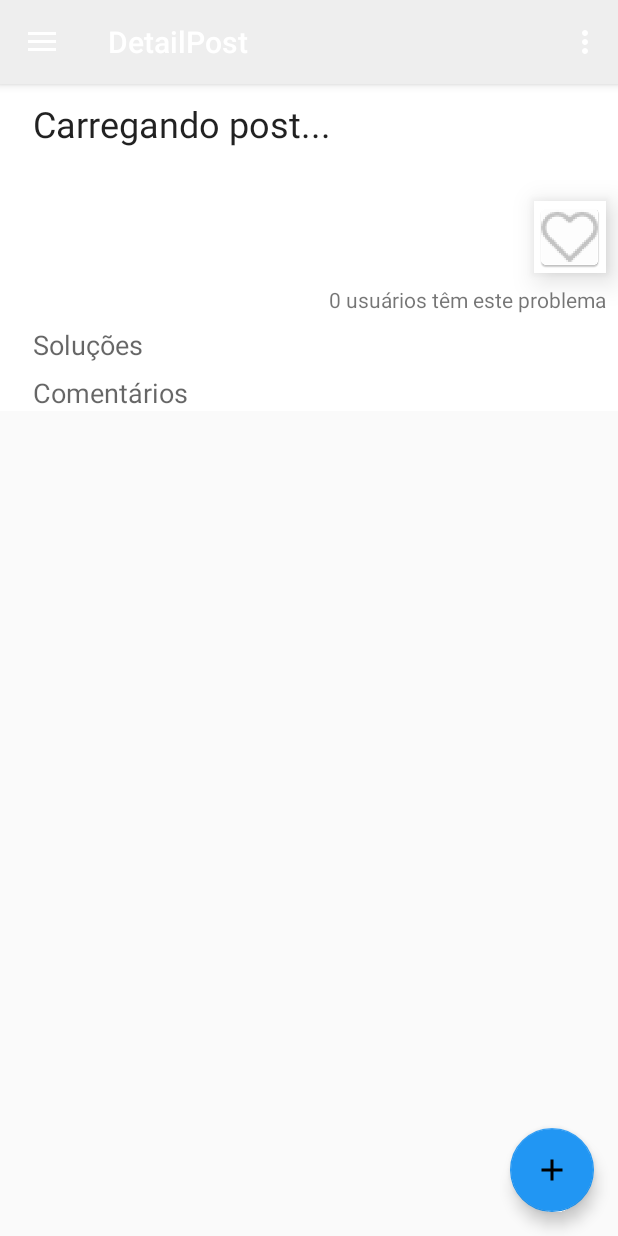
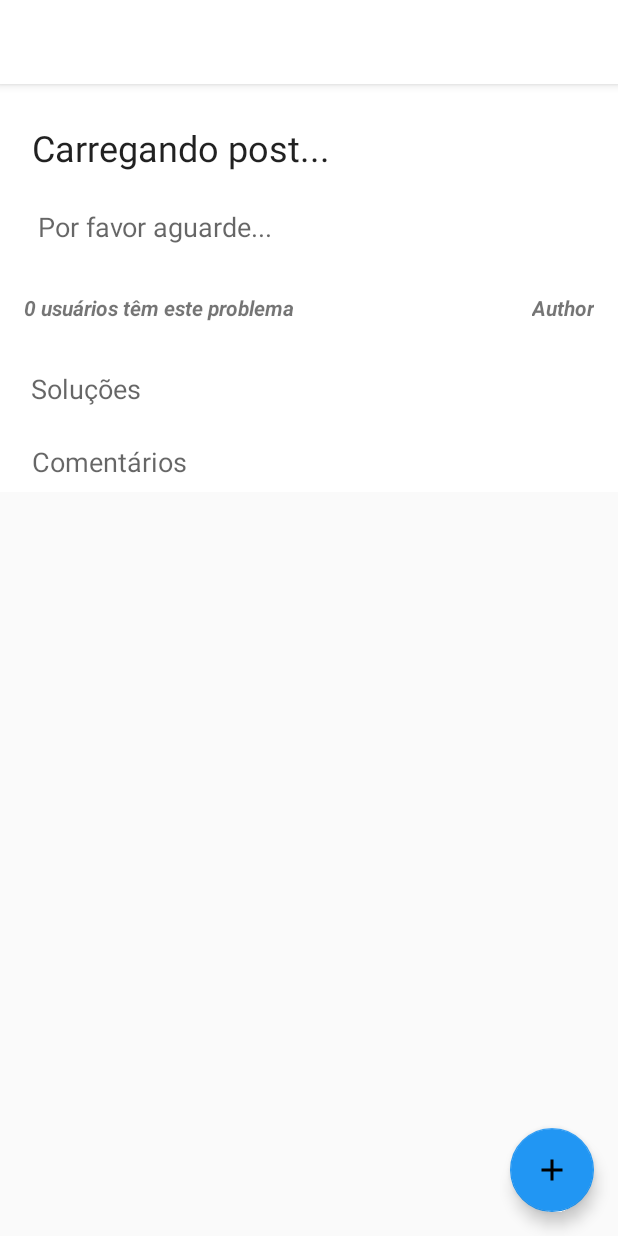
Before and after one commit to levi-rocha/resolve-mobile, an Android app: the PostDetailActivity screen opened directly, with no data from a screen before it, on a phone screen of 412 x 824 dp. Run offline under Robolectric (Android 15) with nearby library versions, the phone set to English and light mode, and no system bars; libraries missing offline, so code that uses them is left out: com.loopj.android, cz.msebera.android; 3 statements that could not run were skipped.

Commit message:
melhorias e correcao de bugs

```diff
--- a/app/src/main/java/br/unifor/euresolvo/HomeActivity.java
+++ b/app/src/main/java/br/unifor/euresolvo/HomeActivity.java
@@ -1,9 +1,9 @@
 package br.unifor.euresolvo;
 
+import android.app.ProgressDialog;
 import android.content.Intent;
 import android.content.SharedPreferences;
 import android.os.Bundle;
-import android.preference.PreferenceManager;
 import android.support.design.widget.FloatingActionButton;
 import android.support.design.widget.NavigationView;
 import android.support.v4.view.GravityCompat;
@@ -16,7 +16,6 @@ import android.support.v7.widget.Toolbar;
 import android.view.Menu;
 import android.view.MenuItem;
 import android.view.View;
-import android.widget.ProgressBar;
 
 import org.json.JSONArray;
 
@@ -31,9 +30,8 @@ public class HomeActivity extends AppCompatActivity
 
     private static final long SPLASH_TIME_OUT = 1000;
     private RecyclerView rv;
-    public ProgressBar progressBar;
-
-    private SharedPreferences.Editor prefs;
+    private ProgressDialog mProgressDialog;
+    private SharedPreferences prefs;
 
     @Override
     protected void onCreate(Bundle savedInstanceState) {
@@ -51,7 +49,7 @@ public class HomeActivity extends AppCompatActivity
             }
         });
 
-        prefs = PreferenceManager.getDefaultSharedPreferences(getApplicationContext()).edit();
+        prefs = getApplicationContext().getSharedPreferences("loginPref", MODE_PRIVATE);
 
         DrawerLayout drawer = (DrawerLayout) findViewById(R.id.drawer_layout);
         ActionBarDrawerToggle toggle = new ActionBarDrawerToggle(
@@ -62,21 +60,18 @@ public class HomeActivity extends AppCompatActivity
         NavigationView navigationView = (NavigationView) findViewById(R.id.nav_view);
         navigationView.setNavigationItemSelectedListener(this);
 
-        //Montando lista
         rv = (RecyclerView)findViewById(R.id.rv);
         rv.setLayoutManager(new LinearLayoutManager(this));
-        progressBar = (ProgressBar) findViewById(R.id.progressBar);
-        progressBar.setVisibility(View.VISIBLE);
 
-        //Chamando o Service para buscar os posts e preencher lista
         loadPosts();
     }
 
     private void loadPosts() {
+        showProgressDialog();
         new PostService().getPosts(20, 0, new Callback() {
             @Override
             public void onSuccess(JSONArray result) {
-                progressBar.setVisibility(View.INVISIBLE);
+                hideProgressDialog();
                 rv.setAdapter(new PostsAdapter(
                         new Conversor().toListOfPostSimpleDTO(result),
                         new PostsAdapter.OnItemClickListener() {
@@ -90,10 +85,24 @@ public class HomeActivity extends AppCompatActivity
             }
             @Override
             public void onFailure(String errorResponse) {
-                super.onFailure(errorResponse);
-                progressBar.setVisibility(View.INVISIBLE);
+                hideProgressDialog();
             }
         });
+    }
+
+    private void showProgressDialog() {
+        if (mProgressDialog == null) {
+            mProgressDialog = new ProgressDialog(this);
+            mProgressDialog.setMessage(getString(R.string.postsLoading));
+            mProgressDialog.setIndeterminate(true);
+        }
+        mProgressDialog.show();
+    }
+
+    private void hideProgressDialog() {
+        if (mProgressDialog != null && mProgressDialog.isShowing()) {
+            mProgressDialog.hide();
+        }
     }
 
     @Override
@@ -120,19 +129,14 @@ public class HomeActivity extends AppCompatActivity
 
     @Override
     public boolean onCreateOptionsMenu(Menu menu) {
-        // Inflate the menu; this adds items to the action bar if it is present.
         getMenuInflater().inflate(R.menu.main, menu);
         return true;
     }
 
     @Override
     public boolean onOptionsItemSelected(MenuItem item) {
-        // Handle action bar item clicks here. The action bar will
-        // automatically handle clicks on the Home/Up button, so long
-        // as you specify a parent activity in AndroidManifest.xml.
         int id = item.getItemId();
 
-        //noinspection SimplifiableIfStatement
         if (id == R.id.action_settings) {
             return true;
         }
@@ -144,7 +148,7 @@ public class HomeActivity extends AppCompatActivity
     public boolean onNavigationItemSelected(MenuItem item) {
         int id = item.getItemId();
         if (id == R.id.nav_logoff) {
-            prefs.clear();
+            prefs.edit().clear().commit();
             startActivity(new Intent(getApplicationContext(), SignInActivity.class));
             finish();
         }
--- a/app/src/main/java/br/unifor/euresolvo/PostDetailActivity.java
+++ b/app/src/main/java/br/unifor/euresolvo/PostDetailActivity.java
@@ -3,9 +3,7 @@ package br.unifor.euresolvo;
 import android.app.ProgressDialog;
 import android.content.DialogInterface;
 import android.content.SharedPreferences;
-import android.graphics.Color;
 import android.os.Bundle;
-import android.preference.PreferenceManager;
 import android.support.design.widget.FloatingActionButton;
 import android.support.design.widget.NavigationView;
 import android.support.design.widget.Snackbar;
@@ -55,7 +53,7 @@ public class PostDetailActivity extends HomeActivity {
         setContentView(R.layout.activity_post_detail);
         Toolbar toolbar = (Toolbar) findViewById(R.id.toolbar);
         setSupportActionBar(toolbar);
-        prefs = PreferenceManager.getDefaultSharedPreferences(getApplicationContext());
+        prefs = getApplicationContext().getSharedPreferences("loginPref", MODE_PRIVATE);
 
         initCommentList();
         initSolutionList();
@@ -83,6 +81,7 @@ public class PostDetailActivity extends HomeActivity {
         txtVotos = (TextView) findViewById(R.id.txtVotos);
         btnVotar = (ImageButton) findViewById(R.id.btnVotar);
         btnVotar.setEnabled(false);
+        btnVotar.setVisibility(View.GONE);
         btnVotar.setOnClickListener(new View.OnClickListener() {
             @Override
             public void onClick(final View view) {
@@ -97,7 +96,7 @@ public class PostDetailActivity extends HomeActivity {
                             Snackbar.make(view, R.string.voteSuccess,
                                     Snackbar.LENGTH_LONG).show();
                             btnVotar.setEnabled(false);
-                            btnVotar.setColorFilter(Color.RED);
+                            btnVotar.setVisibility(View.GONE);
                             loadPost();
                         }
 
@@ -192,9 +191,10 @@ public class PostDetailActivity extends HomeActivity {
                     txtVotos.setText(post.getVoteIds().size() + " usuários têm este problema");
                     if (!post.getVoteIds().contains(prefs.getLong("userId", 0))) {
                         btnVotar.setEnabled(true);
+                        btnVotar.setVisibility(View.VISIBLE);
                     } else {
                         btnVotar.setEnabled(false);
-                        btnVotar.setColorFilter(Color.RED);
+                        btnVotar.setVisibility(View.GONE);
                     }
                     updateCommentList();
                     updateSolutionList();
--- a/app/src/main/java/br/unifor/euresolvo/Service/EuResolvoRestClient.java
+++ b/app/src/main/java/br/unifor/euresolvo/Service/EuResolvoRestClient.java
@@ -4,8 +4,6 @@ import com.loopj.android.http.AsyncHttpClient;
 import com.loopj.android.http.AsyncHttpResponseHandler;
 
 import org.json.JSONObject;
-
-import java.io.UnsupportedEncodingException;
 
 import cz.msebera.android.httpclient.entity.StringEntity;
 import cz.msebera.android.httpclient.message.BasicHeader;
@@ -25,23 +23,15 @@ public class EuResolvoRestClient {
     }
 
     public void post(String url, JSONObject object, AsyncHttpResponseHandler handler) {
-        try {
-            StringEntity entity = new StringEntity(object.toString());
-            entity.setContentType(new BasicHeader(HTTP.CONTENT_TYPE, "application/json"));
-            client.post(null, makeUrl(url), entity, "application/json", handler);
-        } catch (UnsupportedEncodingException e) {
-            e.printStackTrace();
-        }
+        StringEntity entity = new StringEntity(object.toString(), "UTF-8");
+        entity.setContentType(new BasicHeader(HTTP.CONTENT_TYPE, "application/json"));
+        client.post(null, makeUrl(url), entity, "application/json", handler);
     }
 
     public void patch(String url, JSONObject object, AsyncHttpResponseHandler handler) {
-        try {
-            StringEntity entity = new StringEntity(object.toString());
-            entity.setContentType(new BasicHeader(HTTP.CONTENT_TYPE, "application/json"));
-            client.patch(null, makeUrl(url), entity, "application/json", handler);
-        } catch (UnsupportedEncodingException e) {
-            e.printStackTrace();
-        }
+        StringEntity entity = new StringEntity(object.toString(), "UTF-8");
+        entity.setContentType(new BasicHeader(HTTP.CONTENT_TYPE, "application/json"));
+        client.patch(null, makeUrl(url), entity, "application/json", handler);
     }
 
     public void delete(String url, AsyncHttpResponseHandler handler) {
--- a/app/src/main/java/br/unifor/euresolvo/Service/PostService.java
+++ b/app/src/main/java/br/unifor/euresolvo/Service/PostService.java
@@ -16,7 +16,7 @@ public class PostService {
 
     public void getPosts(int pageSize, int pageNumber, Callback callback) {
         String request = "posts?page=" + pageNumber + "&size=" + pageSize +
-                "&sort=date";
+                "&sort=date,desc";
         client.get(request, callback);
     }
 
--- a/app/src/main/res/layout/app_bar_detail_post.xml
+++ b/app/src/main/res/layout/app_bar_detail_post.xml
@@ -54,25 +54,28 @@
                 android:layout_marginLeft="16dp"
                 app:layout_constraintLeft_toLeftOf="parent"
                 app:layout_constraintTop_toTopOf="parent"
-                android:layout_marginTop="16dp"
+                android:layout_marginTop="32dp"
                 android:layout_marginRight="16dp"
-                app:layout_constraintRight_toRightOf="parent" />
+                app:layout_constraintRight_toRightOf="parent"
+                app:layout_constraintHorizontal_bias="0.437" />
 
             <TextView
                 android:id="@+id/txtDescription"
                 android:layout_width="368dp"
                 android:layout_height="wrap_content"
-                android:layout_marginTop="8dp"
-                android:textColor="@color/black"
+                android:layout_marginLeft="24dp"
+                android:layout_marginRight="16dp"
+                android:layout_marginTop="24dp"
+                android:text="Por favor aguarde..."
+                android:textAppearance="@android:style/TextAppearance.Material.Medium"
+                app:layout_constraintLeft_toLeftOf="parent"
+                app:layout_constraintRight_toRightOf="parent"
                 app:layout_constraintTop_toBottomOf="@+id/txtTitle"
                 tools:layout_conversion_absoluteHeight="16dp"
                 tools:layout_conversion_absoluteWidth="354dp"
                 tools:layout_conversion_absoluteX="15dp"
                 tools:layout_conversion_absoluteY="93dp"
-                android:layout_marginLeft="16dp"
-                app:layout_constraintLeft_toLeftOf="parent"
-                android:layout_marginRight="16dp"
-                app:layout_constraintRight_toRightOf="parent" />
+                app:layout_constraintHorizontal_bias="0.375" />
 
 
             <ImageButton
@@ -86,24 +89,36 @@
                 tools:layout_conversion_absoluteWidth="48dp"
                 tools:layout_conversion_absoluteX="15dp"
                 tools:layout_conversion_absoluteY="110dp"
-                android:layout_marginTop="8dp"
+                android:layout_marginTop="22dp"
                 app:layout_constraintTop_toBottomOf="@+id/txtDescription"
-                android:layout_marginRight="8dp"
-                app:layout_constraintRight_toRightOf="parent" />
+                android:layout_marginLeft="16dp"
+                app:layout_constraintLeft_toLeftOf="parent" />
 
 
             <TextView
                 android:id="@+id/txtVotos"
                 android:layout_width="wrap_content"
                 android:layout_height="wrap_content"
-                android:layout_marginRight="8dp"
                 android:text="0 usuários têm este problema"
-                app:layout_constraintRight_toRightOf="parent"
                 tools:layout_conversion_absoluteHeight="16dp"
                 tools:layout_conversion_absoluteWidth="354dp"
                 tools:layout_conversion_absoluteX="15dp"
                 tools:layout_conversion_absoluteY="158dp"
-                android:layout_marginTop="8dp"
+                android:layout_marginTop="32dp"
+                android:textStyle="bold|italic"
+                app:layout_constraintTop_toBottomOf="@+id/btnVotar"
+                android:layout_marginLeft="16dp"
+                app:layout_constraintLeft_toLeftOf="parent" />
+
+            <TextView
+                android:id="@+id/txtAuthor"
+                android:layout_width="wrap_content"
+                android:layout_height="wrap_content"
+                android:layout_marginRight="16dp"
+                android:layout_marginTop="32dp"
+                android:text="Author"
+                android:textStyle="bold|italic"
+                app:layout_constraintRight_toRightOf="parent"
                 app:layout_constraintTop_toBottomOf="@+id/btnVotar" />
 
             <TextView
@@ -112,7 +127,7 @@
                 android:layout_height="wrap_content"
                 android:layout_marginLeft="16dp"
                 android:layout_marginRight="16dp"
-                android:layout_marginTop="8dp"
+                android:layout_marginTop="32dp"
                 android:text="Soluções"
                 android:textAppearance="@style/TextAppearance.AppCompat.Medium"
                 app:layout_constraintLeft_toLeftOf="parent"
@@ -122,13 +137,14 @@
                 tools:layout_conversion_absoluteWidth="354dp"
                 tools:layout_conversion_absoluteX="15dp"
                 tools:layout_conversion_absoluteY="174dp"
-                tools:text="Soluções" />
+                tools:text="Soluções"
+                app:layout_constraintHorizontal_bias="0.375" />
 
             <android.support.v7.widget.RecyclerView
                 android:id="@+id/solutionList"
                 android:layout_width="368dp"
                 android:layout_height="wrap_content"
-                android:layout_marginTop="7dp"
+                android:layout_marginTop="8dp"
                 app:layout_constraintTop_toBottomOf="@+id/textView"
                 android:layout_marginLeft="16dp"
                 app:layout_constraintLeft_toLeftOf="parent"
@@ -155,9 +171,9 @@
                 tools:layout_conversion_absoluteWidth="354dp"
                 tools:layout_conversion_absoluteX="15dp"
                 tools:layout_conversion_absoluteY="552dp"
-                tools:layout_editor_absoluteX="8dp"
-                tools:layout_editor_absoluteY="552dp"
-                tools:text="Comentários" />
+                tools:text="Comentários"
+                android:layout_marginTop="16dp"
+                app:layout_constraintHorizontal_bias="0.437" />
 
             <android.support.v7.widget.RecyclerView
                 android:id="@+id/comment_recycler_view_list"
@@ -172,9 +188,9 @@
                 tools:layout_conversion_absoluteWidth="354dp"
                 tools:layout_conversion_absoluteX="15dp"
                 tools:layout_conversion_absoluteY="552dp"
-                tools:layout_editor_absoluteX="8dp"
-                tools:layout_editor_absoluteY="517dp"
-                tools:listitem="@layout/comment_list_item" />
+                tools:listitem="@layout/comment_list_item"
+                android:layout_marginTop="8dp"
+                app:layout_constraintHorizontal_bias="0.437" />
         </android.support.constraint.ConstraintLayout>
     </ScrollView>
 
--- a/app/src/main/res/values/colors.xml
+++ b/app/src/main/res/values/colors.xml
@@ -1,7 +1,7 @@
 <?xml version="1.0" encoding="utf-8"?>
 <resources>
-    <color name="colorPrimary">#eeeeee</color>
-    <color name="colorPrimaryDark">#bbbbbb</color>
+    <color name="colorPrimary">#fff</color>
+    <color name="colorPrimaryDark">#666</color>
     <color name="colorAccent">#2196f3</color>
 
     <color name="white">#ffffff</color>
--- a/app/src/main/res/values/strings.xml
+++ b/app/src/main/res/values/strings.xml
@@ -105,5 +105,8 @@
     <string name="loginTitle">Login</string>
     <string name="signupSuccess">Usuário cadastrado com sucesso</string>
     <string name="signupFailure">Não foi possível cadastrar o usuário...</string>
+    <string name="loadingSignup">Cadastrando usuário...</string>
+    <string name="signinLoading">Entrando...</string>
+    <string name="postsLoading">Carregando posts...</string>
 
 </resources>
--- a/app/src/main/res/values/styles.xml
+++ b/app/src/main/res/values/styles.xml
@@ -6,6 +6,7 @@
         <item name="colorPrimary">@color/colorPrimary</item>
         <item name="colorPrimaryDark">@color/colorPrimaryDark</item>
         <item name="colorAccent">@color/colorAccent</item>
+        <item name="android:statusBarColor">@color/colorAccent</item>
     </style>
 
     <style name="AppTheme.NoActionBar">
```
Also changed, not shown: app/src/main/java/br/unifor/euresolvo/SignInActivity.java (+26 -15 lines), app/src/main/java/br/unifor/euresolvo/SignUpActivity.java (+3 -5 lines), app/src/main/res/layout/activity_login_email.xml (+10 -13 lines), app/src/main/res/layout/comment_list_item.xml (+43 -8 lines), app/src/main/res/layout/content_main.xml (+3 -13 lines), app/src/main/res/layout/content_new_post.xml (+10 -7 lines), app/src/main/res/layout/item_posts.xml (+31 -21 lines).
